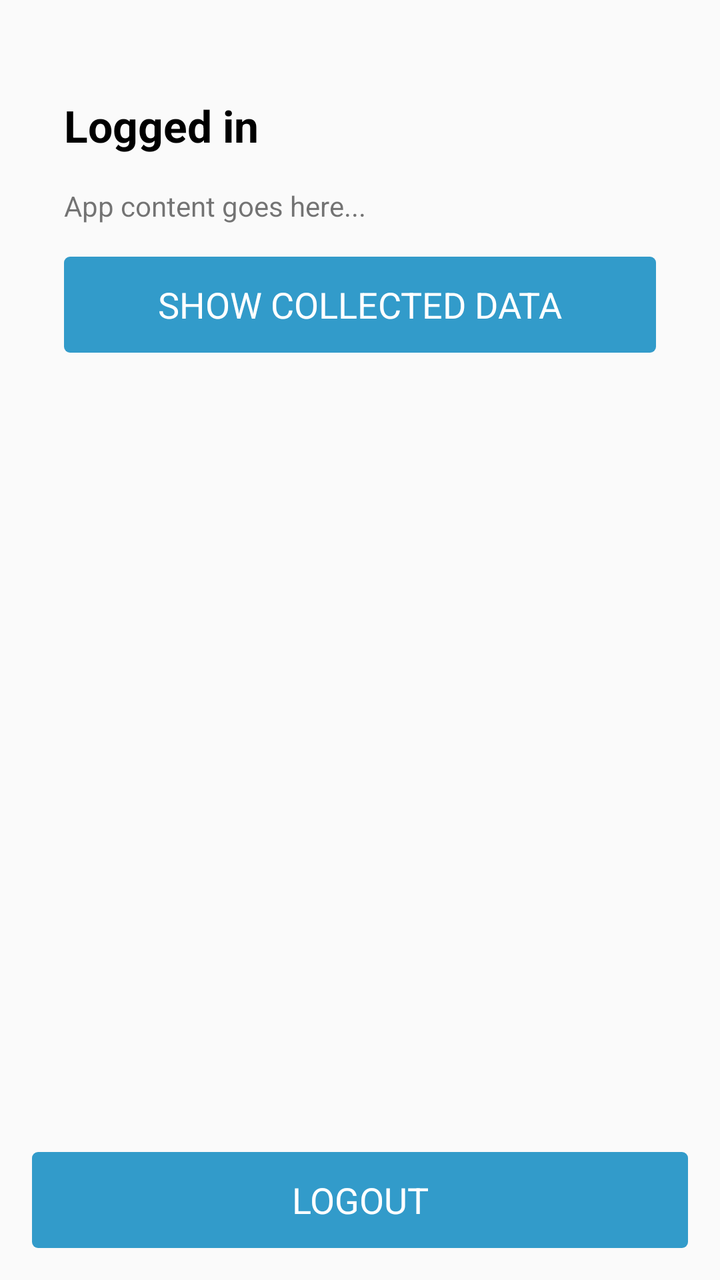
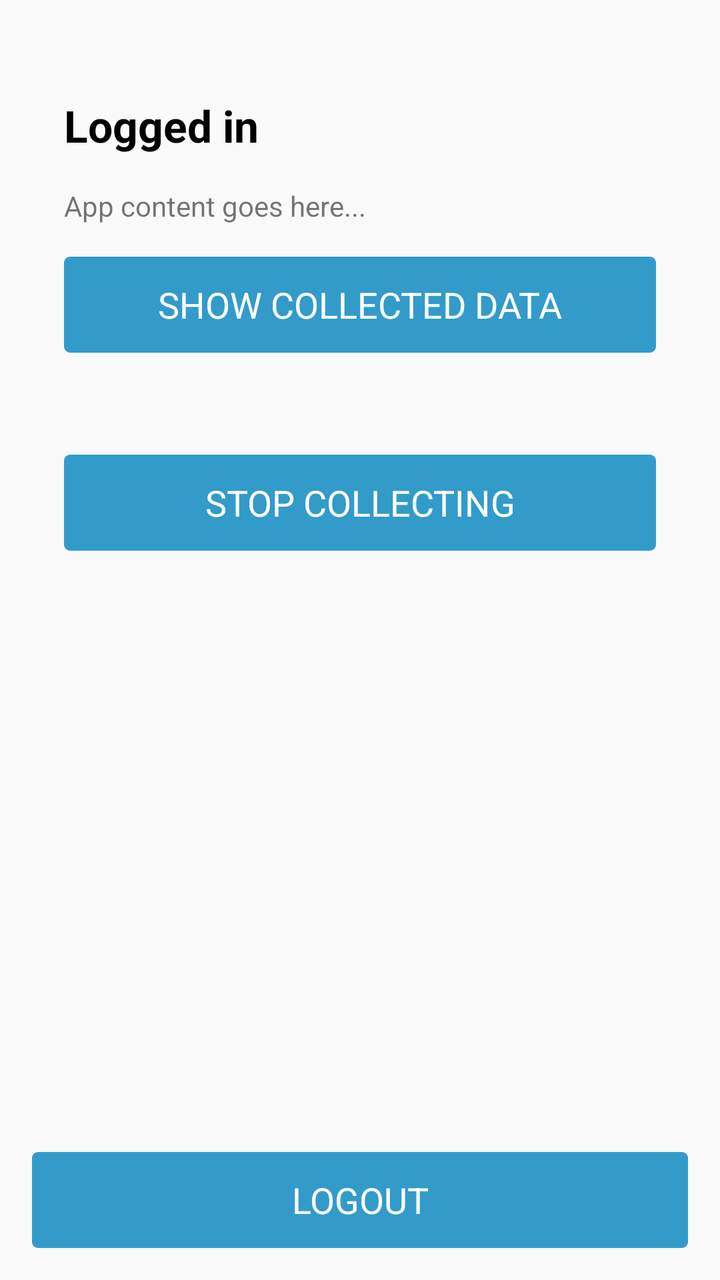

An Android layout rendered at two revisions. The XML below is the earlier revision; the diff shows what the commit changed to produce the second picture.
<!-- AndroidManifest.xml: application theme AppTheme -->
<!-- res/layout/activity_main.xml -->
<?xml version="1.0" encoding="utf-8"?>
<androidx.constraintlayout.widget.ConstraintLayout xmlns:android="http://schemas.android.com/apk/res/android"
    xmlns:app="http://schemas.android.com/apk/res-auto"
    xmlns:tools="http://schemas.android.com/tools"
    android:layout_width="match_parent"
    android:layout_height="match_parent"
    tools:context=".activities.MainActivity">

    <androidx.core.widget.NestedScrollView
        android:id="@+id/scroll_view"
        android:layout_width="match_parent"
        android:layout_height="match_parent"
        android:layout_margin="@dimen/field_margin"
        app:layout_constraintTop_toTopOf="parent"
        app:layout_constraintStart_toStartOf="parent"
        app:layout_constraintBottom_toTopOf="@id/logout_button"
        android:fillViewport="true" >

        <androidx.appcompat.widget.LinearLayoutCompat
            android:layout_width="match_parent"
            android:layout_height="match_parent"
            android:layout_margin="@dimen/field_margin"
            android:orientation="vertical" >

            <com.google.android.material.textview.MaterialTextView
                android:id="@+id/logged_text"
                android:layout_width="match_parent"
                android:layout_height="wrap_content"
                android:layout_marginTop="@dimen/field_margin"
                android:layout_marginBottom="@dimen/field_margin"
                android:text="Logged in"
                android:textAppearance="@android:style/TextAppearance.Large"
                android:textColor="@android:color/black"
                android:textStyle="bold" />

            <com.google.android.material.textview.MaterialTextView
                android:layout_width="match_parent"
                android:layout_height="wrap_content"
                android:text="App content goes here..." />

            <androidx.appcompat.widget.AppCompatButton
                android:id="@+id/show_data_button"
                android:layout_width="match_parent"
                android:layout_height="wrap_content"
                android:layout_marginTop="@dimen/field_margin"
                android:text="Show Collected Data"
                style="@style/PrimaryButton.Inverse" />

            <TextView
                android:id="@+id/data_summary_text"
                android:layout_width="match_parent"
                android:layout_height="wrap_content"
                android:layout_marginTop="@dimen/field_margin"
                android:fontFamily="monospace"
                android:textSize="14sp" />

        </androidx.appcompat.widget.LinearLayoutCompat>

    </androidx.core.widget.NestedScrollView>

    <androidx.appcompat.widget.AppCompatButton
        android:id="@+id/logout_button"
        android:layout_width="match_parent"
        android:layout_height="wrap_content"
        style="@style/PrimaryButton.Inverse"
        android:layout_margin="@dimen/field_margin"
        android:text="Logout"
        app:layout_constraintBottom_toBottomOf="parent"
        app:layout_constraintEnd_toEndOf="parent" />

</androidx.constraintlayout.widget.ConstraintLayout>
<!-- resources referenced by this layout -->
<resources>
  <dimen name="field_margin">16dp</dimen>
  <style name="PrimaryButton.Inverse" parent="Widget.AppCompat.Button.Borderless">
          <item name="android:background">@drawable/button_inverse</item>
          <item name="android:layout_marginTop">@dimen/field_margin</item>
          <item name="android:textColor">@drawable/button_text_color_inverse</item>
          <item name="android:padding">8dp</item>
          <item name="android:textAppearance">@android:style/TextAppearance.Medium</item>
          <item name="android:textAllCaps">true</item>
      </style>
  <style name="AppTheme" parent="Theme.AppCompat.Light.DarkActionBar">
          
          <item name="colorPrimary">@color/colorPrimary</item>
          <item name="colorPrimaryDark">@color/colorPrimaryDark</item>
          <item name="colorAccent">@color/colorAccent</item>
      </style>
  <!-- drawable button_inverse (drawable) -->
  <?xml version="1.0" encoding="utf-8"?>
  <selector xmlns:android="http://schemas.android.com/apk/res/android">
      <item android:state_pressed="true">
          <shape>
              <solid android:color="@color/white" />
              <corners android:radius="3dp" />
              <padding android:bottom="8dp" android:left="8dp" android:right="8dp" android:top="8dp" />
          </shape>
      </item>
      <item>
          <shape>
              <solid android:color="@color/behavioBlue" />
              <corners android:radius="3dp" />
              <padding android:bottom="8dp" android:left="8dp" android:right="8dp" android:top="8dp" />
          </shape>
      </item>
  </selector>
  <!-- drawable button_text_color_inverse (drawable) -->
  <?xml version="1.0" encoding="utf-8"?>
  <selector xmlns:android="http://schemas.android.com/apk/res/android">
      <item android:state_pressed="true" android:color="@color/colorPrimary" />
      <item android:color="@color/white" />
  </selector>
  <color name="colorPrimary">#329bca</color>
  <color name="colorPrimaryDark">#2f7092</color>
  <color name="colorAccent">#329bca</color>
  <color name="white">#FFFFFFFF</color>
  <color name="behavioBlue">#329bca</color>
</resources>

<!-- the commit's change to res/layout/activity_main.xml (unified diff, before → after) -->
@@ -46,6 +46,7 @@
                 android:text="Show Collected Data"
                 style="@style/PrimaryButton.Inverse" />
 
+
             <TextView
                 android:id="@+id/data_summary_text"
                 android:layout_width="match_parent"
@@ -53,6 +54,15 @@
                 android:layout_marginTop="@dimen/field_margin"
                 android:fontFamily="monospace"
                 android:textSize="14sp" />
+
+            <androidx.appcompat.widget.AppCompatButton
+                android:id="@+id/toggle_collection_button"
+                android:layout_width="match_parent"
+                android:layout_height="wrap_content"
+                android:layout_marginTop="@dimen/field_margin"
+                android:text="Stop Collecting"
+                style="@style/PrimaryButton.Inverse" />
+
 
         </androidx.appcompat.widget.LinearLayoutCompat>
 
